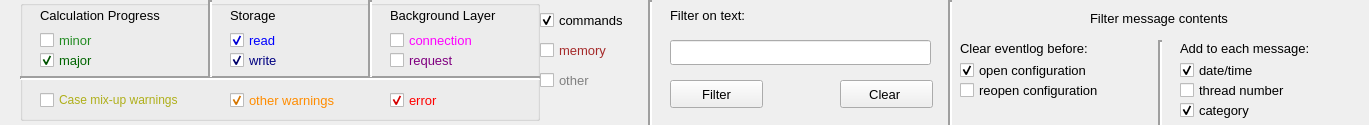
Old version of the form qtgui/exe/res/ui/DmsEventLogSelection.ui in the repository ObjectVision/GeoDMS.
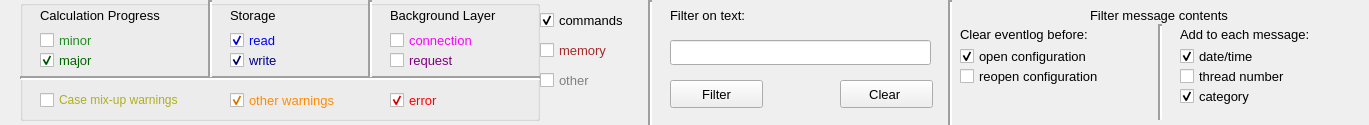
New version of the form.

Commit message: Unclip the 'category' checkbox in the EventLog filter panel (GeoDMS #1213)

What changed in the file:
```diff
--- a/qtgui/exe/res/ui/DmsEventLogSelection.ui
+++ b/qtgui/exe/res/ui/DmsEventLogSelection.ui
@@ -574,7 +574,7 @@
    <property name="geometry">
     <rect>
      <x>1180</x>
-     <y>80</y>
+     <y>66</y>
      <width>181</width>
      <height>20</height>
     </rect>
@@ -595,7 +595,7 @@
    <property name="geometry">
     <rect>
      <x>960</x>
-     <y>60</y>
+     <y>46</y>
      <width>191</width>
      <height>20</height>
     </rect>
@@ -622,7 +622,7 @@
    <property name="geometry">
     <rect>
      <x>1180</x>
-     <y>60</y>
+     <y>46</y>
      <width>181</width>
      <height>20</height>
     </rect>
@@ -643,7 +643,7 @@
    <property name="geometry">
     <rect>
      <x>960</x>
-     <y>40</y>
+     <y>26</y>
      <width>191</width>
      <height>16</height>
     </rect>
@@ -661,7 +661,7 @@
    <property name="geometry">
     <rect>
      <x>1180</x>
-     <y>40</y>
+     <y>26</y>
      <width>181</width>
      <height>16</height>
     </rect>
@@ -679,7 +679,7 @@
    <property name="geometry">
     <rect>
      <x>1090</x>
-     <y>10</y>
+     <y>7</y>
      <width>261</width>
      <height>16</height>
     </rect>
@@ -697,7 +697,7 @@
    <property name="geometry">
     <rect>
      <x>960</x>
-     <y>80</y>
+     <y>66</y>
      <width>191</width>
      <height>20</height>
     </rect>
@@ -718,7 +718,7 @@
    <property name="geometry">
     <rect>
      <x>1180</x>
-     <y>100</y>
+     <y>86</y>
      <width>181</width>
      <height>20</height>
     </rect>
@@ -739,9 +739,9 @@
    <property name="geometry">
     <rect>
      <x>1150</x>
-     <y>40</y>
+     <y>24</y>
      <width>20</width>
-     <height>100</height>
+     <height>96</height>
     </rect>
    </property>
    <property name="frameShadow">
```
